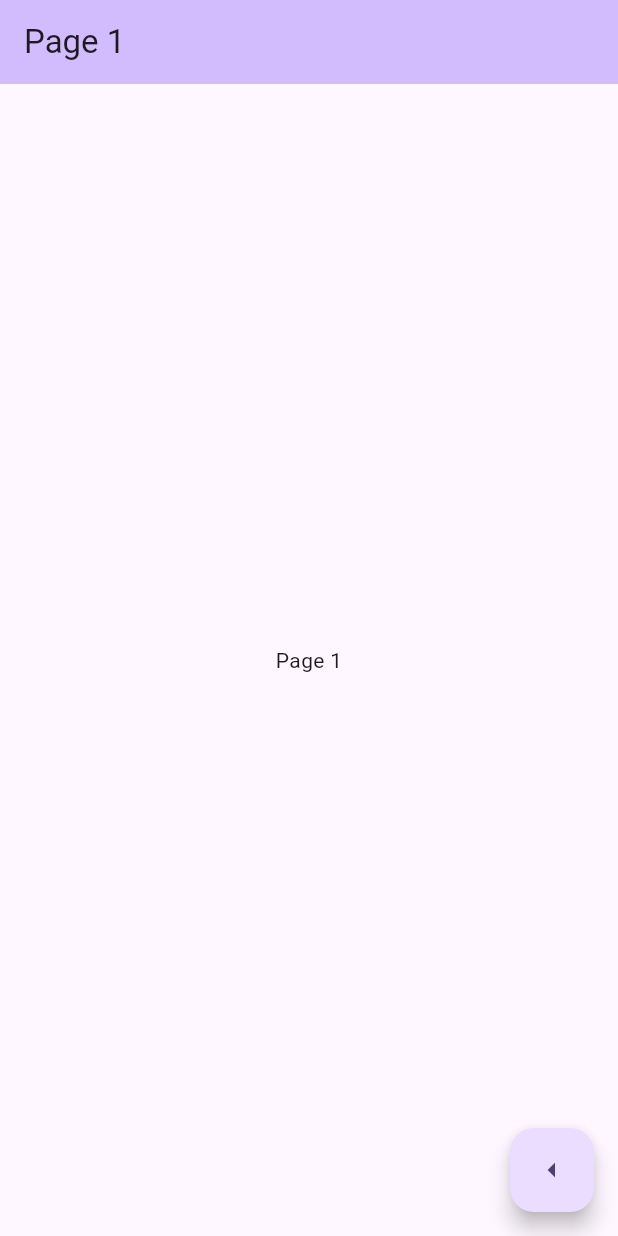
After one commit to gmkhokababu/Flutter, a Flutter app: the MyHomePage1 screen opened directly, on a phone screen of 412 x 824 dp. The commit adds this screen. Run offline on Flutter 3.47's test engine with Material 3 defaults, Android fonts, the phone set to English and light mode, and no system bars.

Commit message:
navigation drawer and page switch

```diff
--- /dev/null
+++ b/navigation_drawer/lib/page1.dart
@@ -0,0 +1,48 @@
+import 'package:flutter/material.dart';
+import 'package:navigation_drawer/main.dart';
+
+class Page1 extends StatelessWidget {
+  const Page1({super.key});
+
+  @override
+  Widget build(BuildContext context) {
+    return MaterialApp(
+      debugShowCheckedModeBanner: false,
+      title: "Page 1",
+      theme: ThemeData(
+        colorScheme: ColorScheme.fromSeed(seedColor: Colors.deepPurple),
+        useMaterial3: true,
+      ),
+      home: const MyHomePage1(title: 'Hello Navigation'),
+    );
+  }
+}
+
+class MyHomePage1 extends StatefulWidget {
+  const MyHomePage1({super.key, required this.title});
+  final String title;
+  @override
+  State<MyHomePage1> createState() => _MyHomePage1State();
+}
+
+class _MyHomePage1State extends State<MyHomePage1> {
+  @override
+  Widget build(BuildContext context) {
+    return Scaffold(
+      appBar: AppBar(
+        backgroundColor: Theme.of(context).colorScheme.inversePrimary,
+        title: Text("Page 1"),
+      ),
+      body: Center(
+        child: Text("Page 1"),
+      ),
+      floatingActionButton: FloatingActionButton(
+        child: const Icon((Icons.arrow_left)),
+        tooltip: "Grow Home Page",
+        onPressed: (){
+          Navigator.push(context,MaterialPageRoute(builder: (context) =>MyApp()));
+        },
+      ),
+    );
+  }
+}
```
Also changed, not shown: navigation_drawer/analysis_options.yaml (added, +28 -0 lines), navigation_drawer/lib/Nav_bar.dart (added, +46 -0 lines), navigation_drawer/lib/main.dart (added, +67 -0 lines), navigation_drawer/pubspec.yaml (added, +90 -0 lines), ui_design/lib/main.dart (+0 -20 lines), navigation_drawer/images/abu.jpg (added), navigation_drawer/images/abu_hossain.jpg (added), navigation_drawer/pubspec.lock (added), 62 other files.
